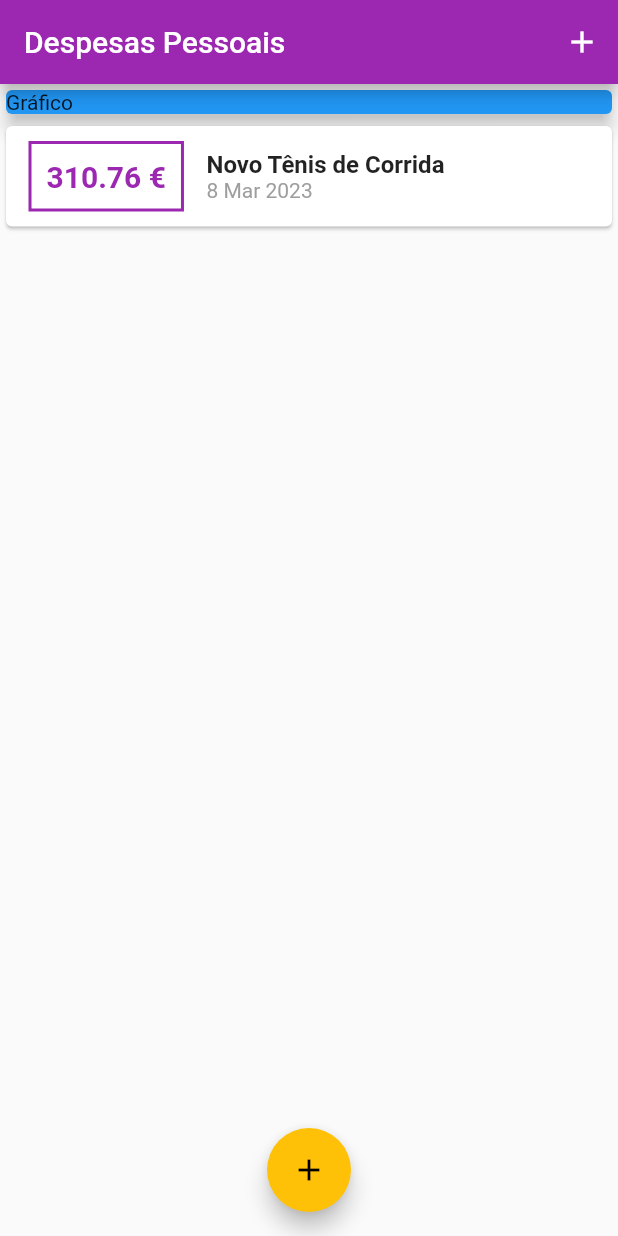
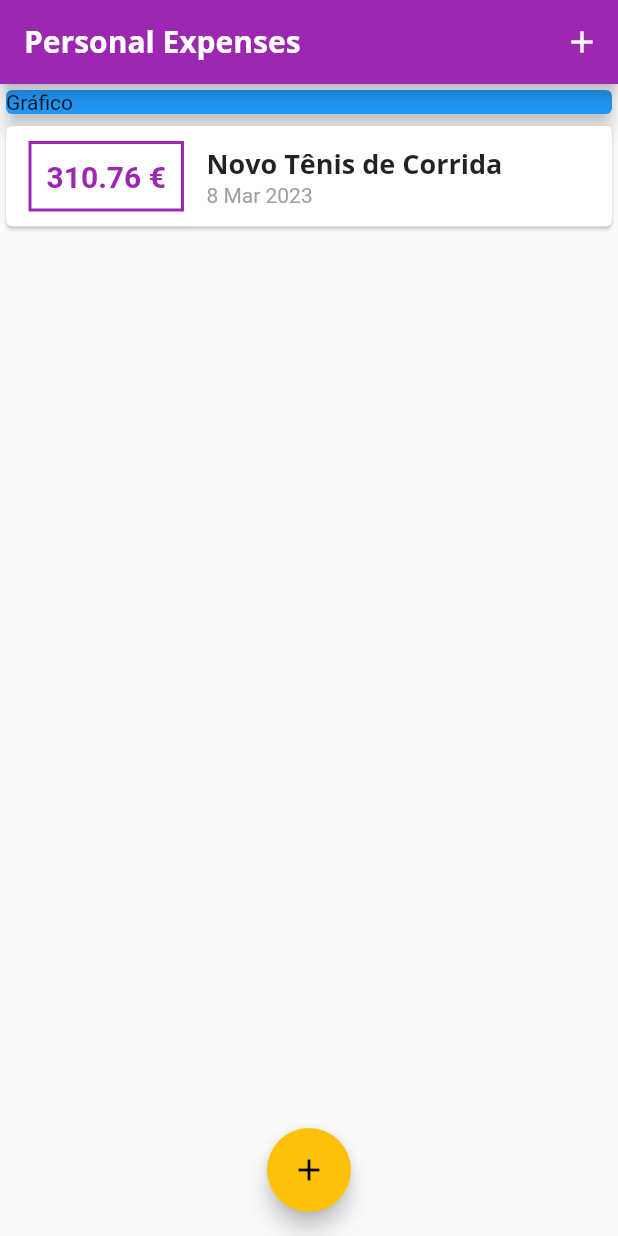
Before and after one commit to davmag91/ExpensesApp, a Flutter app: the screen it shows after launch, on a phone screen of 412 x 824 dp. Run offline on Flutter 3.47's test engine with Material 2 defaults, Android fonts, the phone set to English and light mode, and no system bars.

Commit message:
Adding fonts and theme styling

```diff
--- a/lib/components/transaction_list.dart
+++ b/lib/components/transaction_list.dart
@@ -46,11 +46,8 @@ class TransactionList extends StatelessWidget {
                     Column(
                         crossAxisAlignment: CrossAxisAlignment.start,
                         children: [
-                          Text(
-                            tr.title,
-                            style: TextStyle(
-                                fontSize: 16, fontWeight: FontWeight.bold),
-                          ),
+                          Text(tr.title,
+                              style: Theme.of(context).textTheme.titleMedium),
                           Text(
                             DateFormat('d MMM y').format(tr.date),
                             style: TextStyle(
--- a/lib/main.dart
+++ b/lib/main.dart
@@ -19,9 +19,22 @@ class ExpensesApp extends StatelessWidget {
     return MaterialApp(
       home: MyHomePage(),
       theme: ThemeData(
-        primarySwatch: Colors.purple,
-        accentColor: Colors.amber,
-      ),
+          primarySwatch: Colors.purple,
+          accentColor: Colors.amber,
+          fontFamily: 'Quicksand',
+          textTheme: ThemeData.light().textTheme.copyWith(
+                titleMedium: TextStyle(
+                  fontFamily: 'OpenSans',
+                  fontSize: 18,
+                  fontWeight: FontWeight.bold,
+                ),
+              ),
+          appBarTheme: AppBarTheme(
+            titleTextStyle: TextStyle(
+                fontFamily: 'OpenSans',
+                fontSize: 20,
+                fontWeight: FontWeight.bold),
+          )),
     );
   }
 }
@@ -68,7 +81,9 @@ class _MyHomePageState extends State<MyHomePage> {
   Widget build(BuildContext context) {
     return Scaffold(
       appBar: AppBar(
-          title: Text('Despesas Pessoais'),
+          title: Text(
+            'Personal Expenses',
+          ),
           backgroundColor: Theme.of(context).primaryColor,
           actions: <Widget>[
             IconButton(
```
Also changed, not shown: pubspec.yaml (+16 -11 lines), assets/fonts/OpenSans-Bold.ttf (added), assets/fonts/OpenSans-Regular.ttf (added), assets/fonts/Quicksand-Bold.ttf (added), assets/fonts/Quicksand-Light.ttf (added), assets/fonts/Quicksand-Medium.ttf (added), assets/fonts/Quicksand-Regular.ttf (added).
